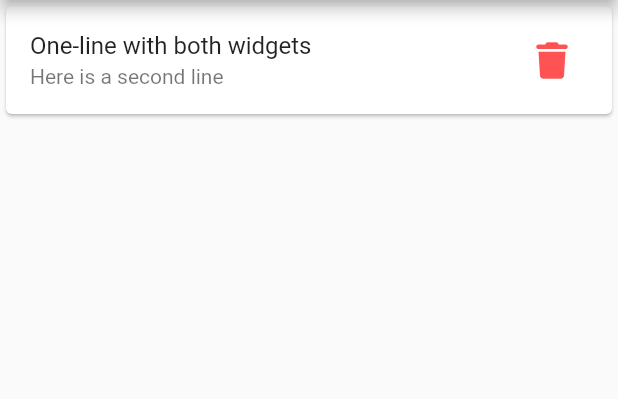
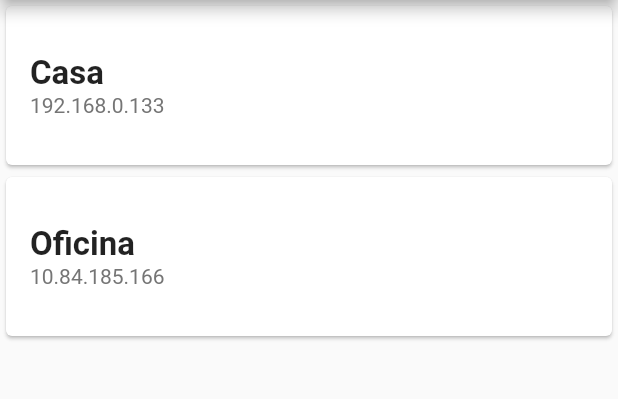
Before and after one commit to Guzzizander/mqtt_control_2, a Flutter app: the screen it shows after launch, on a phone screen of 412 x 824 dp, the part 156-555 px from its top. Run offline on Flutter 3.47's test engine with Material 2 defaults, Android fonts, the phone set to English and light mode, and no system bars; our stand-ins replace font_awesome_flutter; missing offline and left inert: mqtt_client.

Commit message:
Añadida lista de conexiones de prueba

```diff
--- /dev/null
+++ b/assets/loadjson/conexiones.json
@@ -0,0 +1,16 @@
+[
+     {
+          "Nombre":"Casa",
+          "IP":"192.168.0.133",
+          "Topic":"prueba",
+          "Port":"1883",
+          "Identificador":"GuzziZander"
+      },
+      {
+          "Nombre":"Oficina",
+          "IP":"10.84.185.166",
+          "Topic":"prueba",
+          "Port":"1883",
+          "Identificador":"GuzziZander"
+      }
+]
--- a/lib/src/screens/configuracion.dart
+++ b/lib/src/screens/configuracion.dart
@@ -1,61 +1,82 @@
 import 'package:flutter/material.dart';
+import 'package:flutter/services.dart';
 import 'package:font_awesome_flutter/font_awesome_flutter.dart';
-import '../variables.dart';
+import 'dart:convert';
+import 'package:flutter/services.dart';
+import '../variables.dart' as vars;
+import 'welcome.dart';
 
-class Configuracion extends StatelessWidget {
+class Configuracion extends StatefulWidget {
+  const Configuracion({Key? key}) : super(key: key);
+
   @override
+  State<Configuracion> createState() => _Configuracion();
+}
 
-  /*
+class _Configuracion extends State<Configuracion> {
+  late List data;
+
+  @override
   Widget build(BuildContext context) {
     return Scaffold(
-      body: ListView.builder(
-          // the number of items in the list
-          //itemCount: myProducts.length,
-          itemCount: 50,
+        body: Center(
+      child: FutureBuilder(
+        future: DefaultAssetBundle.of(context)
+            .loadString('assets/loadjson/conexiones.json'),
+        builder: (context, snapshot) {
+          // Decode the JSON
+          var newData = json.decode(snapshot.data.toString());
+
+          print(newData);
+
+          return ListView.builder(
             itemBuilder: (BuildContext context, int index) {
-            return ListTile(
-                leading: Icon(
-                  FontAwesomeIcons.connectdevelop,
-                  color: Colors.blueAccent,
-                  /*
+              return Card(
+                child: Padding(
+                  padding: const EdgeInsets.only(
+                      top: 32, bottom: 32, left: 16, right: 16),
+                  child: Row(
+                    mainAxisAlignment: MainAxisAlignment.spaceBetween,
+                    children: <Widget>[
+                      Column(
+                        crossAxisAlignment: CrossAxisAlignment.start,
+                        children: <Widget>[
+                          InkWell(
                             onTap: () {
-                    print('Hola Radiola');
+                              Navigator.push(context,
+                                  MaterialPageRoute(builder: (_) => Welcome()));
                             },
-                  */
-                ),
-                /*
-                trailing: Text(
-                  "GFG",
-                  style: TextStyle(color: Colors.green, fontSize: 15),
-                ),
-                */
-                trailing: Icon(FontAwesomeIcons.trash, color: Colors.grey),
-                title: Text("List item $index"));
-          }),
-    );
-  }
-  */
-  Widget build(BuildContext context) {
-    return Scaffold(
-      body: ListView(
-        children: <Widget>[
-          Card(
-            child: ListTile(
-              //leading: FlutterLogo(),
-              title: Text('One-line with both widgets'),
-              subtitle: Text('Here is a second line'),
-              trailing: IconButton(
-                //iconSize: 40,
-                icon: FaIcon(FontAwesomeIcons.trash),
-                color: Colors.redAccent,
-                onPressed: () {
-                  print('ddd');
-                },
+                            child: Text(
+                              newData[index]['Nombre'],
+                              //'Note Title',
+                              style: TextStyle(
+                                  fontWeight: FontWeight.bold, fontSize: 22),
                             ),
                           ),
+                          Text(
+                            newData[index]['IP'],
+                            //'Note Text',
+                            style: TextStyle(color: Colors.grey.shade600),
                           ),
                         ],
                       ),
+                      //SizedBox(width: 20),
+                      /*
+                      Container(
+                        height: 50,
+                        width: 50,
+                        child: Image.asset(newData[index]['img']),
+                      )
+                      */
+                    ],
+                  ),
+                ),
               );
+            },
+            itemCount: newData == null ? 0 : newData.length,
+          );
+        },
+      ),
+    ));
   }
 }
--- a/pubspec.yaml
+++ b/pubspec.yaml
@@ -60,6 +60,9 @@ flutter:
   # the material Icons class.
   uses-material-design: true
 
+  assets:
+    - assets/loadjson/
+    - assets/images/
   # To add assets to your application, add an assets section, like this:
   # assets:
   #   - images/a_dot_burr.jpeg
```
Also changed, not shown: assets/loadjson/details.json (added, +42 -0 lines), lib/src/screens/conexion.dart (+10 -13 lines), lib/src/screens/welcome.dart (added, +23 -0 lines), lib/src/variables.dart (+4 -8 lines), assets/images/face1.jpg (added). Lines whose indentation alone changed are shown as unchanged.
